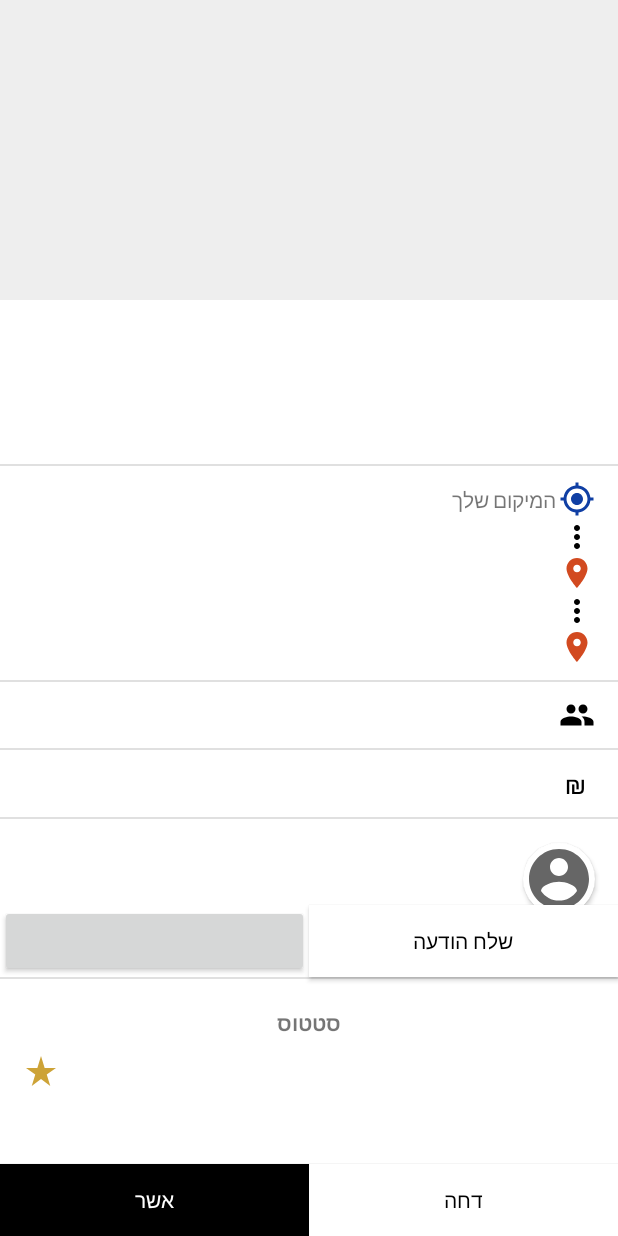
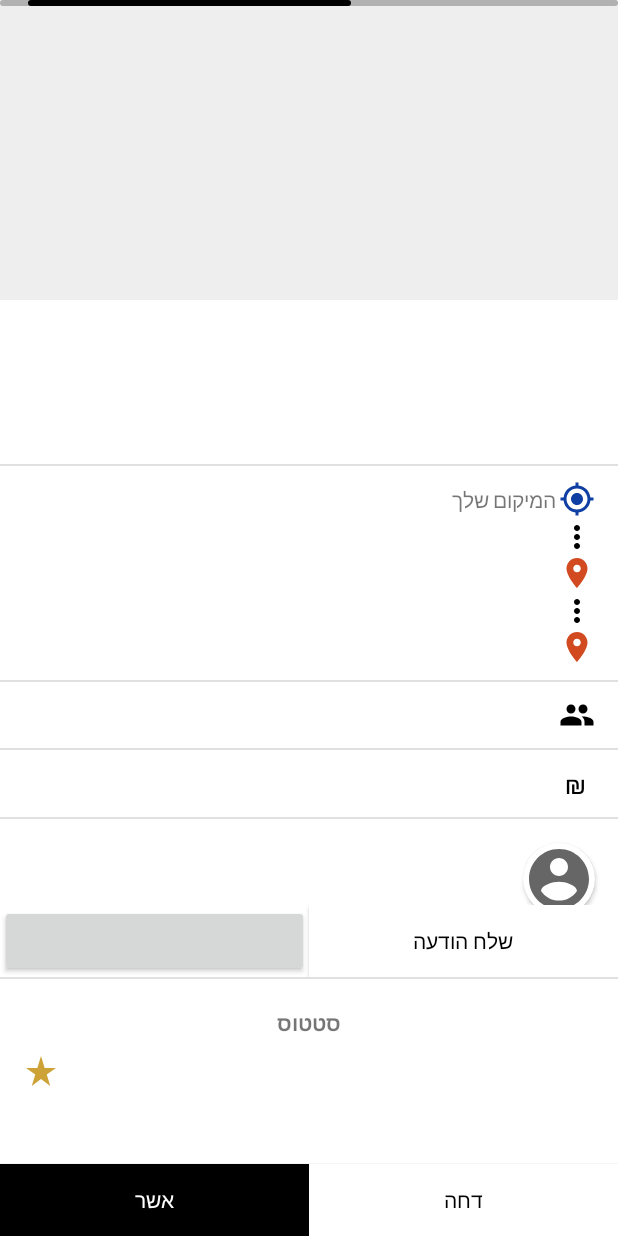
Before and after one commit to noampl/Jesta-Android, an Android app: the layout fragment_jesta_details.xml on its own in the app's theme, with its tools: preview values and no code run, on a phone screen of 412 x 824 dp. Run offline under Robolectric (Android 15) with nearby library versions, the phone set to English and light mode, and no system bars.

Commit message:
add server loading when needed
should wotk with all the aplication server interaction, if needed i will aadd moew when we use the actual server

```diff
--- a/app/src/main/java/com/example/jesta/model/repositories/GraphqlRepository.java
+++ b/app/src/main/java/com/example/jesta/model/repositories/GraphqlRepository.java
@@ -315,6 +315,7 @@ public class GraphqlRepository {
             @Override
             public void onError(@NonNull Throwable e) {
                 Log.d("UpdateUser", e.getMessage());
+                _serverInteractionResult.postValue(e.getMessage());
             }
         });
     }
@@ -410,18 +411,23 @@ public class GraphqlRepository {
             @Override
             public void onSuccess(@NonNull ApolloResponse<ApproveFavorSuggestionMutation.Data> dataApolloResponse) {
                 if (dataApolloResponse.hasErrors()) {
-                    for (Error e : dataApolloResponse.errors)
+                    for (Error e : dataApolloResponse.errors){
                         Log.e("ApproveFavorSuggestion", e.getMessage());
-                    // TODO consider raise an error to user
+                        JestaRepository.getInstance().set_approveServerMsg(e.getMessage());
+                    }
                 } else {
                     Log.d("ApproveFavorSuggestion", "mutation success " + dataApolloResponse.data.handleFavorTransactionRequest);
                     getAllFavorTransaction();
+                    JestaRepository.getInstance().set_approveServerMsg(Consts.SUCCESS);
                 }
+                JestaRepository.getInstance().set_jestaDetailsLoading(false);
             }
 
             @Override
             public void onError(@NonNull Throwable e) {
                 Log.e("ApproveFavorSuggestion", e.getMessage());
+                JestaRepository.getInstance().set_approveServerMsg(e.getMessage());
+                JestaRepository.getInstance().set_jestaDetailsLoading(false);
             }
         });
     }
@@ -520,12 +526,16 @@ public class GraphqlRepository {
             ApolloResponse<CancelFavorTransactionMutation.Data> dataApolloResponse = responseSingle.blockingGet();
 
             if (dataApolloResponse.hasErrors()) {
-                for (Error e : dataApolloResponse.errors)
+                for (Error e : dataApolloResponse.errors){
                     Log.e("cancelFavorTransaction", e.getMessage());
+                    JestaRepository.getInstance().set_rejectServerMsg(e.getMessage());
+                }
             } else {
                 Log.d("cancelFavorTransaction", "Cancel transaction " + transactionId);
                 JestaRepository.getInstance().set_favorTransactionStatus(FavorTransactionStatus.CANCELED.toString());
+                JestaRepository.getInstance().set_rejectServerMsg(Consts.SUCCESS);
             }
+            JestaRepository.getInstance().set_jestaDetailsLoading(false);
         });
 
     }
@@ -730,9 +740,8 @@ public class GraphqlRepository {
 
                 if (transaction != null) {
                     JestaRepository.getInstance().set_favorTransactionStatus(transaction.status);
-                } else {
-//                    JestaRepository.getInstance().set_favorTransactionStatus(null);
                 }
+                    JestaRepository.getInstance().set_jestaDetailsLoading(false);
             }
         });
     }
--- a/app/src/main/java/com/example/jesta/view/dialogs/OneInputDialogFragment.java
+++ b/app/src/main/java/com/example/jesta/view/dialogs/OneInputDialogFragment.java
@@ -16,6 +16,7 @@ import android.util.Log;
 import android.view.LayoutInflater;
 import android.view.View;
 import android.view.ViewGroup;
+import android.widget.Toast;
 
 import com.example.jesta.R;
 import com.example.jesta.common.Consts;
@@ -120,6 +121,7 @@ public class OneInputDialogFragment extends DialogFragment {
                 _dialog.dismiss();
                 _userViewModel.set_serverInteractionResult(Consts.INVALID_STRING);
             } else {
+                Toast.makeText(requireContext(),msg,Toast.LENGTH_SHORT).show();
                 // TODO Ohad raise an error
             }
 
--- a/app/src/main/java/com/example/jesta/viewmodel/CommentsViewModel.java
+++ b/app/src/main/java/com/example/jesta/viewmodel/CommentsViewModel.java
@@ -32,6 +32,10 @@ public class CommentsViewModel extends ViewModel {
         return _comments;
     }
 
+    public void set_comments(List<Transaction> comments){
+        _comments.setValue(comments);
+    }
+
     public void fetchComments(String userId) {
         System.out.println("peleg - fetch userId " + userId);
         GraphqlRepository.getInstance().getCommentsOnUserId(userId);
--- a/app/src/main/res/layout/fragment_jesta_details.xml
+++ b/app/src/main/res/layout/fragment_jesta_details.xml
@@ -41,6 +41,10 @@
             name="categoryTitle"
             type="String" />
 
+        <variable
+            name="isLoading"
+            type="boolean" />
+
     </data>
 
     <androidx.constraintlayout.widget.ConstraintLayout
@@ -53,14 +57,27 @@
             android:layout_width="match_parent"
             android:layout_height="200dp"
             android:background="@color/gray200"
+            android:visibility="@{isLoading ? View.INVISIBLE : View.VISIBLE}"
             app:layout_constraintTop_toTopOf="parent"
             app:setJestaImages="@{jestaDetails.imagesPath}" />
+
+        <com.google.android.material.progressindicator.LinearProgressIndicator
+            android:id="@+id/loading_bar"
+            android:layout_width="match_parent"
+            android:layout_height="wrap_content"
+            android:indeterminate="true"
+            android:visibility="@{isLoading ? View.VISIBLE : View.INVISIBLE}"
+            app:indeterminateAnimationType="disjoint"
+            app:indicatorColor="@color/black"
+            app:layout_constraintTop_toTopOf="parent"
+            app:trackCornerRadius="5dp" />
 
         <androidx.core.widget.NestedScrollView
             android:id="@+id/scollView"
             android:layout_width="match_parent"
             android:layout_height="0dp"
-            app:layout_constraintBottom_toTopOf="@id/suggest_help"
+            android:visibility="@{isLoading ? View.INVISIBLE : View.VISIBLE}"
+            app:layout_constraintBottom_toTopOf="@id/mid_constraint"
             app:layout_constraintTop_toBottomOf="@id/carousel">
 
             <androidx.constraintlayout.widget.ConstraintLayout
@@ -74,10 +91,10 @@
                     android:layout_marginStart="@dimen/margin_side"
                     android:layout_marginTop="@dimen/margin_vertical"
                     android:paddingTop="16dp"
+                    android:text="@{categoryTitle}"
                     android:textColor="@color/black"
                     android:textSize="18sp"
                     android:textStyle="bold"
-                    android:text="@{categoryTitle}"
                     app:layout_constraintStart_toStartOf="parent"
                     app:layout_constraintTop_toBottomOf="@id/carousel"
                     tools:ignore="NotSibling" />
@@ -298,8 +315,8 @@
                         android:id="@+id/user_icon"
                         android:layout_width="48dp"
                         android:layout_height="48dp"
+                        android:layout_gravity="center"
                         android:layout_weight="0"
-                        android:layout_gravity="center"
                         android:src="@drawable/ic_baseline_account_circle_24"
                         app:layout_constraintEnd_toEndOf="@+id/people_amount_icon"
                         app:layout_constraintStart_toStartOf="@id/title"
@@ -327,40 +344,23 @@
                     android:layout_marginTop="16dp"
                     app:layout_constraintTop_toBottomOf="@+id/profile_image_layout" />
 
-                <!--                <TextView-->
-                <!--                    android:id="@+id/finish_status_title"-->
-                <!--                    android:layout_width="match_parent"-->
-                <!--                    android:layout_height="wrap_content"-->
-                <!--                    app:layout_constraintStart_toStartOf="parent"-->
-                <!--                    app:layout_constraintTop_toBottomOf="@id/user_divider"-->
-                <!--                    android:text="@string/status"-->
-                <!--                    android:layout_marginTop="@dimen/margin_vertical"-->
-                <!--                    android:textColor="@color/black"-->
-                <!--                    android:layout_marginStart="@dimen/margin_side"-->
-                <!--                    />-->
-
-                <!--                <TextView-->
-                <!--                    android:id="@+id/finish_status_val"-->
-                <!--                    android:layout_width="wrap_content"-->
-                <!--                    android:layout_height="wrap_content"-->
-                <!--                    app:layout_constraintTop_toTopOf="@id/finish_status_title"-->
-                <!--                    app:layout_constraintStart_toEndOf="@id/finish_status_title"-->
-                <!--                    android:layout_marginStart="@dimen/side_mini_margin"-->
-                <!--                    app:transaction="@{transaction}"-->
-                <!--                    app:status="@{transactionStatus}"-->
-                <!--                    app:userId="@{userId}"-->
-                <!--                    />-->
-
-                <!--                <com.google.android.material.divider.MaterialDivider-->
-                <!--                    android:id="@+id/finish_status_divider"-->
-                <!--                    android:layout_width="match_parent"-->
-                <!--                    android:layout_height="wrap_content"-->
-                <!--                    android:layout_marginTop="@dimen/margin_vertical"-->
-                <!--                    app:layout_constraintTop_toBottomOf="@id/finish_status_val" />-->
-
             </androidx.constraintlayout.widget.ConstraintLayout>
 
         </androidx.core.widget.NestedScrollView>
+
+        <androidx.constraintlayout.widget.ConstraintLayout
+            android:id="@+id/mid_constraint"
+            android:layout_width="match_parent"
+            android:layout_height="wrap_content"
+            android:visibility="@{isLoading ? View.INVISIBLE : View.VISIBLE}"
+            app:layout_constraintBottom_toTopOf="@+id/status_layout_wrapper">
+
+            <androidx.constraintlayout.widget.Guideline
+                android:id="@+id/half_guidline3"
+                android:layout_width="wrap_content"
+                android:layout_height="wrap_content"
+                android:orientation="vertical"
+                app:layout_constraintGuide_percent="0.5" />
 
             <androidx.appcompat.widget.AppCompatButton
                 android:id="@+id/suggest_help"
@@ -368,11 +368,11 @@
                 android:layout_height="wrap_content"
                 android:clickable="@{transaction == null}"
                 android:textColor="@color/white"
+                android:visibility="@{jestaDetails.ownerId._id.equals(userId) ? View.GONE : View.VISIBLE}"
                 app:btnStatus="@{transactionStatus}"
-            android:visibility="@{jestaDetails.ownerId._id.equals(userId) ? View.GONE : View.VISIBLE}"
-            app:layout_constraintBottom_toTopOf="@+id/status_layout"
+                app:layout_constraintBottom_toBottomOf="parent"
                 app:layout_constraintEnd_toEndOf="parent"
-            app:layout_constraintStart_toEndOf="@+id/half_guidline" />
+                app:layout_constraintStart_toEndOf="@+id/half_guidline3" />
 
             <androidx.appcompat.widget.AppCompatButton
                 android:id="@+id/send_msg"
@@ -383,10 +383,19 @@
                 android:text="@string/send_msg"
                 android:textColor="@color/black"
                 android:visibility="@{jestaDetails.ownerId._id.equals(userId) ? View.GONE : View.VISIBLE}"
-            app:layout_constraintBottom_toTopOf="@+id/status_layout"
-            app:layout_constraintEnd_toStartOf="@+id/half_guidline"
+                app:layout_constraintBottom_toBottomOf="parent"
+                app:layout_constraintEnd_toStartOf="@+id/half_guidline3"
                 app:layout_constraintStart_toStartOf="parent"
                 app:layout_constraintTop_toTopOf="@+id/suggest_help" />
+
+        </androidx.constraintlayout.widget.ConstraintLayout>
+
+        <LinearLayout
+            android:id="@+id/status_layout_wrapper"
+            android:layout_width="match_parent"
+            android:layout_height="wrap_content"
+            android:visibility="@{isLoading ? View.INVISIBLE : View.VISIBLE}"
+            app:layout_constraintBottom_toBottomOf="parent">
 
             <androidx.constraintlayout.widget.ConstraintLayout
                 android:id="@+id/status_layout"
@@ -482,7 +491,6 @@
                     android:clickable="@{!jestaDetails.ownerId._id.equals(userId)}"
                     android:text="@string/done"
                     android:textColor="@color/white"
-
                     app:layout_constraintBottom_toBottomOf="parent"
                     app:layout_constraintEnd_toEndOf="parent"
                     app:layout_constraintStart_toStartOf="parent" />
@@ -522,6 +530,8 @@
 
             </androidx.constraintlayout.widget.ConstraintLayout>
 
+        </LinearLayout>
+
         <androidx.constraintlayout.widget.Guideline
             android:id="@+id/half_guidline"
             android:layout_width="wrap_content"
@@ -531,4 +541,5 @@
 
     </androidx.constraintlayout.widget.ConstraintLayout>
 
+
 </layout>
--- a/app/src/main/res/values/strings.xml
+++ b/app/src/main/res/values/strings.xml
@@ -139,7 +139,7 @@
     <string name="help_p1_title">מה זה בעצם ג\'סטה?</string>
     <string name="help_p1">פלטפורמה חברתית המקשרת בין אנשים המבקשים טובות (\"ג\'סטות\"), לבין אנשים המוכנים לבצע ג\'סטות עבור אנשים אחרים, בחינם או בתשלום, ועל בסיס מיקום גיאוגרפי.\n\nבג\'סטה אנחנו משתדלים לעודד עזרה לזולת ומתגמלים מבצעי ג\'סטות שפועלים בשיטת \"תעביר את זה הלאה\", מה שאומר שביצוע הג\'סטה הוא בחינם אך על מבקש הג\'סטה לגמול לזולת בביצוע של שתי ג\'סטות למשתמשים אחרים. אל דאגה אנחנו כבר נדאג להזכיר לו. לכל משתמש יהיה ניקוד המעיד על העזרה שלו לזולת, ניקוד זה יורכב מכמות הג\'סטות שביצע בשיטה זו, בנוסף על כך נבצע תחרויות בין מבצעי הג\'סטות המשקיעים ביותר בכל חודש ונתגמל את המנצחים בניקוד נוסף ובתגית חגיגית לפרופיל המשתמש. אנחנו תמיד שואפים להשתפר ולשפר ולכן בימים אלו המוחות היצירתיים שעומדים מאחורי הפרויקט עובדים על דרכים נוספות לתגמל מבצעי ג\'סטות. בהצלחה ג\'סטיונרים.</string>
     <string name="help_p2_title">מי פיתח את ג\'סטה?</string>
-    <string name="help_p2">ג\'סטה פותחה על ידי 5 סטודנטים למדעי המחשב: דניאל ברנס, מיכאל גרבוזוב, אוהד שי, נועם פלג ואיתי פרישמן.</string>
+    <string name="help_p2">ג\'סטה פותחה על ידי 5 סטודנטים למדעי המחשב: נועם פלג, איתי פרישמן, אוהד שי, דניאל ברנס, ומיכאל גרבוזוב.</string>
     <string name="help_p3_title">מצאתי באג, איפה אני מדווח?</string>
     <string name="help_p3">ניסינו להימנע מבאגים ככל האפשר, אבל אף אפליקציה אינה מושלמת, אם במקרה נתקלת באחד כזה, אתה יכול ליצור קשר עם כל אחד מהצוות שלנו דרך GitHub או LinkedIn או הודעה ישירה למייל שלנו.</string>
     <string name="help_p4_title">האם אוכל להשתמש בפרויקט באופן מסחרי?</string>
```
Also changed, not shown: app/src/main/java/com/example/jesta/model/repositories/JestaRepository.java (+62 -8 lines), app/src/main/java/com/example/jesta/view/dialogs/ChangePasswordDialogFragment.java (+39 -17 lines), app/src/main/java/com/example/jesta/view/fragments/CommentsFragment.java (+19 -10 lines), app/src/main/java/com/example/jesta/view/fragments/NotificationFragment.java (+12 -12 lines), app/src/main/java/com/example/jesta/view/fragments/jestas/JestaDetailsFragment.java (+28 -9 lines), app/src/main/java/com/example/jesta/view/fragments/jestas/addition/SummaryFragment.java (+3 -6 lines), app/src/main/java/com/example/jesta/view/fragments/utilities/AboutFragment.java (+0 -7 lines), app/src/main/java/com/example/jesta/viewmodel/JestaDetailsViewModel.java (+70 -5 lines), app/src/main/res/layout/dialog_my_raiting.xml (+12 -13 lines), app/src/main/res/layout/fragment_help.xml (+17 -26 lines), app/src/main/res/layout/fragment_privacy_policy.xml (+5 -2 lines). Lines whose indentation alone changed are shown as unchanged.
